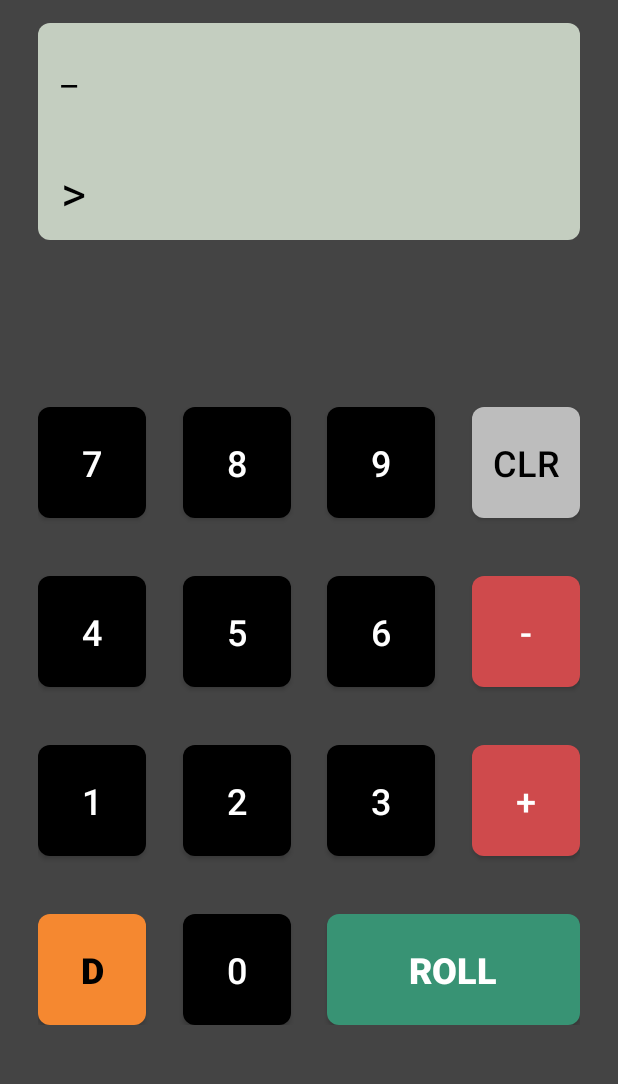
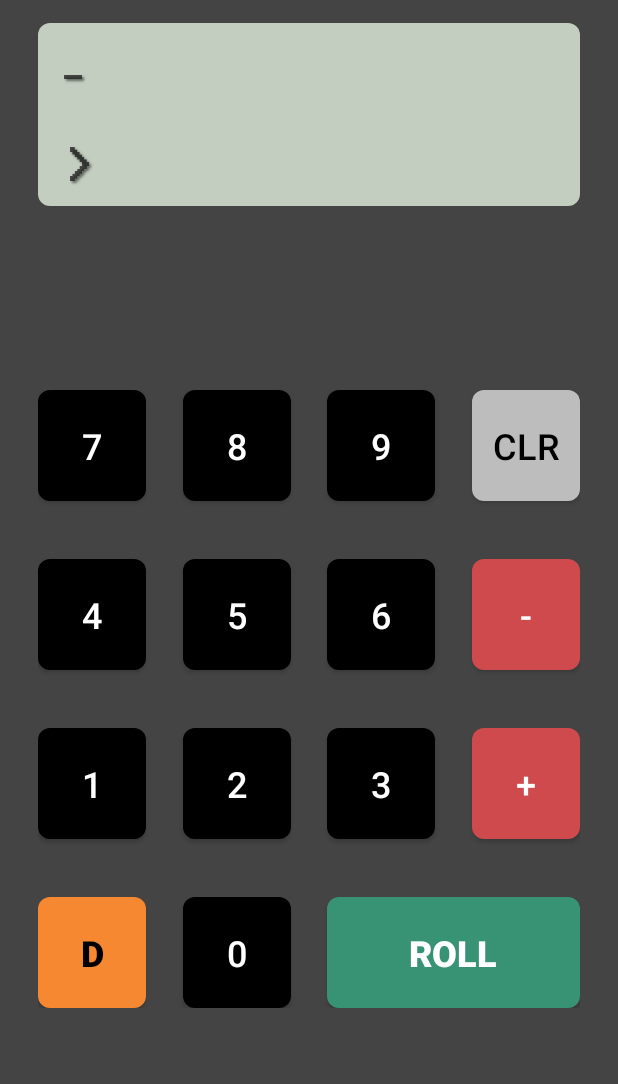
Before and after one commit to remcoder/polyhedral-dice-calculator, an Android app: the screen it shows after launch (MainActivity), on a phone screen of 412 x 824 dp, the part 44-1128 px from its top. Run offline under Robolectric (Android 15) with nearby library versions, the phone set to English and light mode, and no system bars; libraries missing offline, so code that uses them is left out: com.q42.tolbaaken, com.q42.utils; 1 statement that could not run was skipped.

Commit message:
Add bitmap font and drop shadow

```diff
--- a/src/app/src/main/res/layout/activity_main.xml
+++ b/src/app/src/main/res/layout/activity_main.xml
@@ -41,6 +41,7 @@
         android:layout_marginStart="15dp"
         android:layout_marginTop="15dp"
         android:layout_marginEnd="15dp"
+        style="@style/AppTheme.LCD"
         android:lines="2"
         android:textSize="24sp"
         app:layout_constraintBottom_toTopOf="@id/result"
@@ -57,13 +58,15 @@
         android:layout_marginTop="15dp"
         android:layout_marginEnd="15dp"
         android:paddingBottom="10dp"
+        style="@style/AppTheme.LCD"
         android:textSize="32sp"
         app:layout_constraintBottom_toBottomOf="@id/lcd"
         app:layout_constraintEnd_toEndOf="@id/lcd"
         app:layout_constraintHorizontal_bias="0"
         app:layout_constraintStart_toStartOf="@id/lcd"
         app:layout_constraintTop_toBottomOf="@id/input"
-        tools:text=">> 42" />
+        tools:text=">> 42"
+        />
 
     <android.support.constraint.ConstraintLayout
         android:id="@+id/buttons"
--- a/src/app/src/main/res/values/styles.xml
+++ b/src/app/src/main/res/values/styles.xml
@@ -40,4 +40,13 @@
         <item name="android:backgroundTint">@color/turquoise</item>
         <item name="android:textStyle">bold</item>
     </style>
+
+    <style name="AppTheme.LCD">
+        <item name="android:fontFamily">@font/mode7</item>
+        <item name="android:textColor">#c8232323</item>
+        <item name="android:shadowColor">#80000000</item>
+        <item name="android:shadowDx">2</item>
+        <item name="android:shadowDy">2</item>
+        <item name="android:shadowRadius">1.5</item>
+    </style>
 </resources>
```
Also changed, not shown: src/app/src/main/res/font/mode7.ttf (added).
